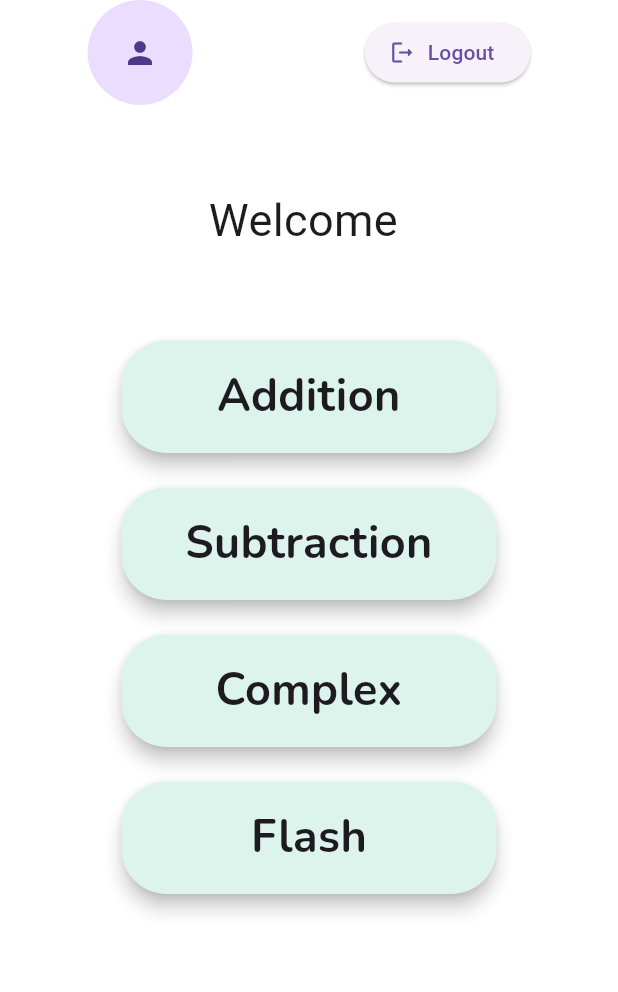
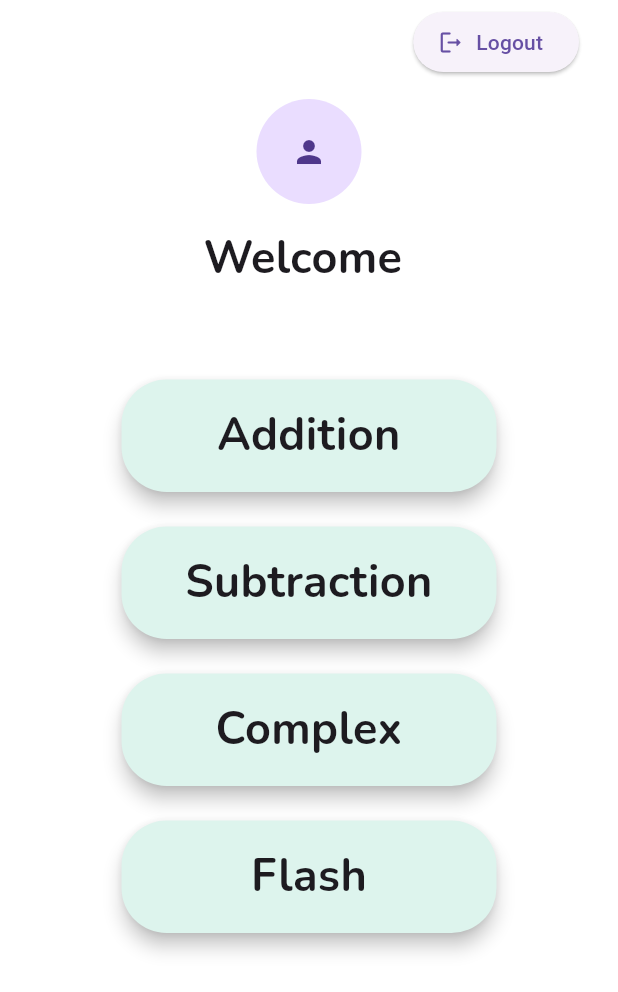
Before and after one commit to SanjiKun-Santhosh/flash_math, a Flutter app: the Home screen opened directly, on a phone screen of 412 x 824 dp. Shown: the top 992 px of the screen. Run offline on Flutter 3.47's test engine with Material 3 defaults, Android fonts, the phone set to English and light mode, and no system bars; our stand-ins replace animated_text_kit, cloud_firestore, confetti, firebase_auth, firebase_core, flutter_spinkit and 5 more; accounts and stored records are empty.

Commit message:
Updated levels for each game

```diff
--- a/lib/games/addition.dart
+++ b/lib/games/addition.dart
@@ -383,8 +383,8 @@ class _AdditionState extends State<Addition> {
                   ),
             SizedBox(height: 30),
             _isLevelledUp ? AnimatedTextKit(animatedTexts: [
-              FlickerAnimatedText("Wow, new level reached!",textStyle: TextStyle(fontSize: 25,fontFamily: CustomFontStyle().secondaryFont))
-            ],pause: Duration(seconds: 3),
+              FlickerAnimatedText(GameOutputTexts.levelUp,textStyle: TextStyle(fontSize: 25,fontFamily: CustomFontStyle().secondaryFont))
+            ],pause: Duration(seconds: 5),
             onFinished:(){
               setState(() {
                 _isLevelledUp=false;
--- a/lib/games/complex.dart
+++ b/lib/games/complex.dart
@@ -386,8 +386,8 @@ bool _isLevelledUp=false;
                   ),
             SizedBox(height: 30),
             _isLevelledUp ? AnimatedTextKit(animatedTexts: [
-              FlickerAnimatedText("Wow, new level reached!",textStyle: TextStyle(fontSize: 25,fontFamily: CustomFontStyle().secondaryFont))
-            ],pause: Duration(seconds: 3),
+              FlickerAnimatedText(GameOutputTexts.levelUp,textStyle: TextStyle(fontSize: 25,fontFamily: CustomFontStyle().secondaryFont))
+            ],pause: Duration(seconds: 5),
               onFinished:(){
                 setState(() {
                   _isLevelledUp=false;
--- a/lib/games/flash.dart
+++ b/lib/games/flash.dart
@@ -411,8 +411,8 @@ class _FlashState extends State<Flash> {
                   ),
             SizedBox(height: 30),
             _isLevelledUp ? AnimatedTextKit(animatedTexts: [
-              FlickerAnimatedText("Wow, new level reached!",textStyle: TextStyle(fontSize: 25,fontFamily: CustomFontStyle().secondaryFont))
-            ],pause: Duration(seconds: 3),
+              FlickerAnimatedText(GameOutputTexts.levelUp,textStyle: TextStyle(fontSize: 25,fontFamily: CustomFontStyle().secondaryFont))
+            ],pause: Duration(seconds: 5),
               onFinished:(){
                 setState(() {
                   _isLevelledUp=false;
--- a/lib/games/subtraction.dart
+++ b/lib/games/subtraction.dart
@@ -391,14 +391,14 @@ class _SubtractionState extends State<Subtraction> {
                 ? AnimatedTextKit(
                     animatedTexts: [
                       FlickerAnimatedText(
-                        "Wow, new level reached!",
+                        GameOutputTexts.levelUp,
                         textStyle: TextStyle(
                           fontSize: 25,
                           fontFamily: CustomFontStyle().secondaryFont,
                         ),
                       ),
                     ],
-                    pause: Duration(seconds: 3),
+                    pause: Duration(seconds: 5),
                     onFinished: () {
                       setState(() {
                         _isLevelledUp = false;
--- a/lib/screens/home.dart
+++ b/lib/screens/home.dart
@@ -2,6 +2,7 @@ import 'package:flash_math/screens/authenticate.dart';
 import 'package:flash_math/screens/listOfGames.dart';
 import 'package:flash_math/screens/loading.dart';
 import 'package:flash_math/services/auth.dart';
+import 'package:flash_math/shared/constants.dart';
 import 'package:flutter/material.dart';
 import 'package:provider/provider.dart';
 import '../models/user.dart';
@@ -41,28 +42,12 @@ class _HomeState extends State<Home> {
           ? Loading()
           : Scaffold(
               appBar: AppBar(
-                toolbarHeight: 70,
                 elevation: 0.0,
                 centerTitle: true,
                 backgroundColor: Colors.transparent,
                 title: Row(
-                  mainAxisAlignment: MainAxisAlignment.spaceEvenly,
+                  mainAxisAlignment: MainAxisAlignment.end,
                   children: <Widget>[
-                    InkWell(
-                      onTap: (){
-                        Navigator.pushNamed(context, "/userProfile");
-                      },
-                      child: CircleAvatar(
-                        radius: 35,
-                        backgroundImage: hiveService.profileImage != null
-                            ? FileImage(hiveService.profileImage!)
-                            : null,
-                        child: hiveService.profileImage == null
-                            ? Icon(Icons.person)
-                            : null,
-
-                      ),
-                    ),SizedBox(width: 30,),
                     ElevatedButton.icon(
                       onPressed: () async {
                         setState(() {
@@ -76,17 +61,40 @@ class _HomeState extends State<Home> {
                       icon: Icon(Icons.logout_rounded),
                       label: Text("Logout"),
                     ),
+                    SizedBox(width: 10,)
                   ],
                 ),
               ),
               backgroundColor: Colors.transparent,
               body: SingleChildScrollView(
                 child: Container(
-                  padding: EdgeInsets.fromLTRB(15, 15, 15, 0),
-                  margin: EdgeInsets.all(40),
+                  padding: EdgeInsets.fromLTRB(15, 0, 15, 0),
+                  margin: EdgeInsets.all(10),
                   child: Column(
                     crossAxisAlignment: CrossAxisAlignment.center,
-                    children: [Text("Welcome ${userRecord!.name}",style: TextStyle(fontSize: 30),),SizedBox(height: 55), ListOfGames(fontSize: 30)],
+                    children: [
+                      InkWell(
+                        onTap: () {
+                          Navigator.pushNamed(context, "/userProfile");
+                        },
+                        child: CircleAvatar(
+                          radius: 35,
+                          backgroundImage: hiveService.profileImage != null
+                              ? FileImage(hiveService.profileImage!)
+                              : null,
+                          child: hiveService.profileImage == null
+                              ? Icon(Icons.person)
+                              : null,
+                        ),
+                      ),
+                      SizedBox(height: 15),
+                      Text(
+                        "Welcome ${userRecord!.name}",
+                        style: TextStyle(fontSize: 30,fontFamily: CustomFontStyle().primaryFont,fontWeight: FontWeight.bold),
+                      ),
+                      SizedBox(height: 55),
+                      ListOfGames(fontSize: 30),
+                    ],
                   ),
                 ),
               ),
--- a/lib/shared/constants.dart
+++ b/lib/shared/constants.dart
@@ -15,6 +15,7 @@ class GameOutputTexts {
   static const answerWrongMsg = "Wrong answer!!";
   static const congratsMsg = "Congratulations!! You new best is ";
   static const playAgain = "Do you want to play again?";
+  static const levelUp="New level reached!";
 }
 
 class CustomFontStyle {
@@ -62,7 +63,7 @@ const Map<String, String> levelList = {
 final List levelListKeys = levelList.keys.toList();
 const String practiceLevel = "Practice";
 const int defaultTimerSetting = 30;
-const int defaultLevelUpAt = 3;
+const int defaultLevelUpAt = 25;
 const int maximumLevelUpAt = 10000;
 const int minimumForRandomGen = 0;
 const int maximumForRandomGen = 100;
```
